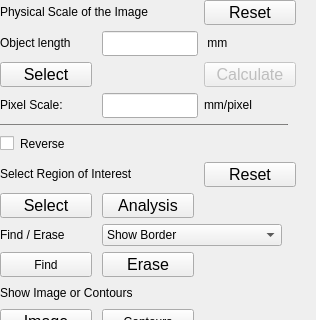
First picture: the form in UI/UI_ContentBar.ui, repository Hao-yu-lin/CPASR, before the edit; both pictures show x 0 to 316 and y 0 to 320 of the 316 by 751 pixel window.
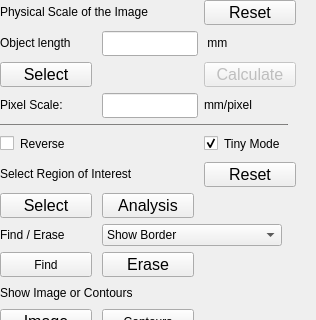
Second picture: the form after the edit.

The edit to the form file:
```diff
--- a/UI/UI_ContentBar.ui
+++ b/UI/UI_ContentBar.ui
@@ -1095,6 +1095,28 @@
       </item>
      </widget>
     </item>
+    <item row="10" column="2">
+     <widget class="QCheckBox" name="checkBox_tiny_mode">
+      <property name="minimumSize">
+       <size>
+        <width>0</width>
+        <height>25</height>
+       </size>
+      </property>
+      <property name="maximumSize">
+       <size>
+        <width>16777215</width>
+        <height>25</height>
+       </size>
+      </property>
+      <property name="text">
+       <string>Tiny Mode</string>
+      </property>
+      <property name="checked">
+       <bool>true</bool>
+      </property>
+     </widget>
+    </item>
    </layout>
   </widget>
  </widget>
```
Left out of the diff: 14 changed lines with no effect on the pictures.
